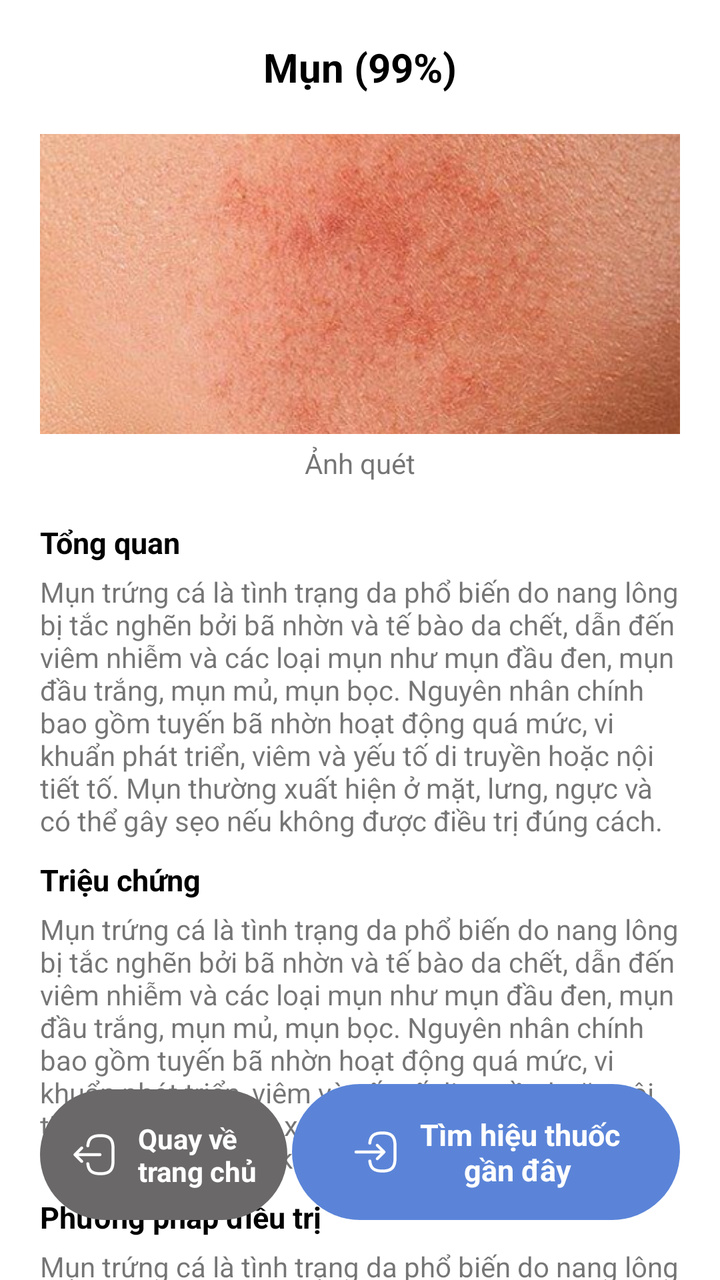
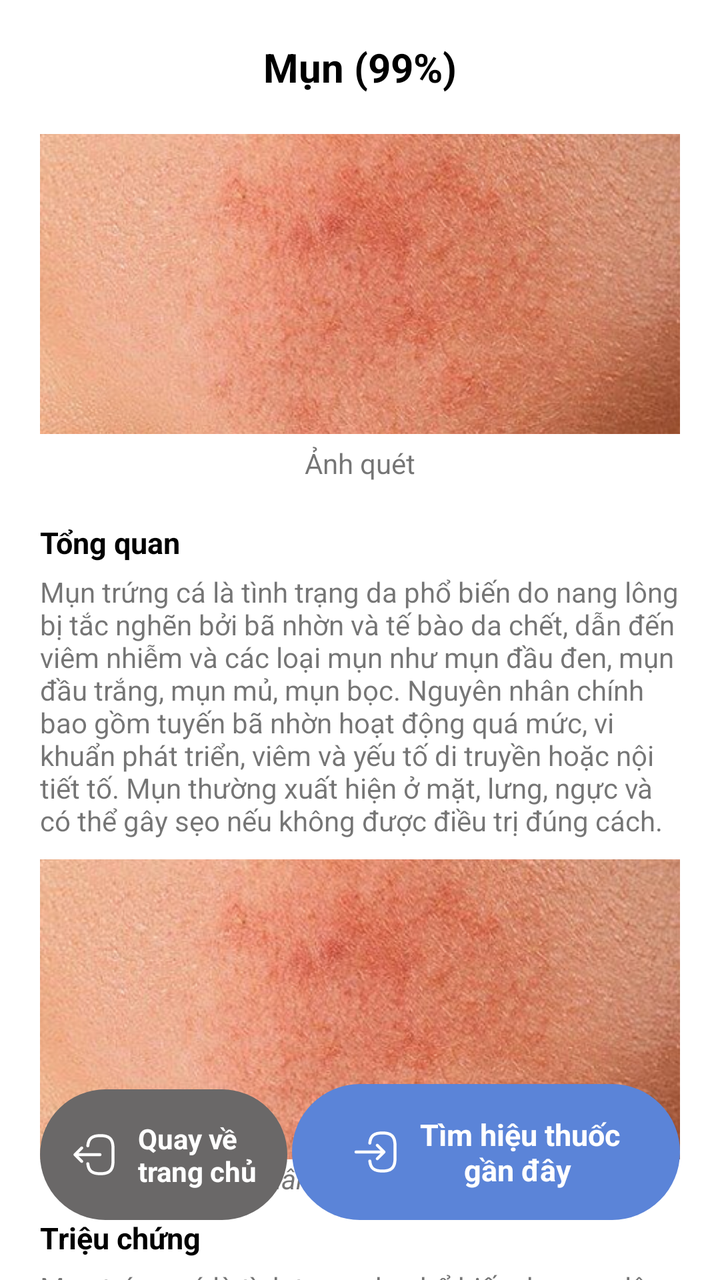

Before-and-after screenshots of an Android layout around one commit, followed by the original layout XML and the change that was made.
<!-- AndroidManifest.xml: application theme Theme.NoStatusBar -->
<!-- res/layout/scan_result_fragment.xml -->
<?xml version="1.0" encoding="utf-8"?>
<layout xmlns:android="http://schemas.android.com/apk/res/android"
    xmlns:app="http://schemas.android.com/apk/res-auto"
    xmlns:tools="http://schemas.android.com/tools">

    <androidx.constraintlayout.widget.ConstraintLayout
        android:layout_width="match_parent"
        android:layout_height="match_parent">

        <androidx.core.widget.NestedScrollView
            android:id="@+id/scroll_content"
            android:layout_width="0dp"
            android:layout_height="0dp"
            android:clipToPadding="false"
            android:fillViewport="true"
            android:paddingBottom="100dp"
            app:layout_constraintBottom_toBottomOf="parent"
            app:layout_constraintEnd_toEndOf="parent"
            app:layout_constraintStart_toStartOf="parent"
            app:layout_constraintTop_toTopOf="parent">

            <androidx.constraintlayout.widget.ConstraintLayout
                android:layout_width="match_parent"
                android:layout_height="match_parent"
                android:paddingBottom="200dp">

                <ImageView
                    android:id="@+id/ic_back"
                    android:layout_width="wrap_content"
                    android:layout_height="wrap_content"
                    android:layout_margin="20dp"
                    android:src="@drawable/ic_arrow_left"
                    android:visibility="gone"
                    app:layout_constraintStart_toStartOf="parent"
                    app:layout_constraintTop_toTopOf="parent"
                    tools:visibility="visible" />

                <TextView
                    android:id="@+id/tv_title"
                    android:layout_width="0dp"
                    android:layout_height="wrap_content"
                    android:layout_marginHorizontal="80dp"
                    android:layout_marginTop="20dp"
                    android:gravity="center_horizontal"
                    android:text="Mụn (99%)"
                    android:textColor="@color/black"
                    android:textSize="20sp"
                    android:textStyle="bold"
                    app:layout_constraintEnd_toEndOf="parent"
                    app:layout_constraintStart_toStartOf="parent"
                    app:layout_constraintTop_toTopOf="parent" />

                <LinearLayout
                    android:id="@+id/layout_image"
                    android:layout_width="match_parent"
                    android:layout_height="wrap_content"
                    android:layout_marginHorizontal="20dp"
                    android:layout_marginTop="20dp"
                    android:orientation="horizontal"
                    app:layout_constraintEnd_toEndOf="parent"
                    app:layout_constraintStart_toStartOf="parent"
                    app:layout_constraintTop_toBottomOf="@id/tv_title">

                    <LinearLayout
                        android:layout_width="match_parent"
                        android:layout_height="wrap_content"
                        android:gravity="center"
                        android:orientation="vertical">

                        <ImageView
                            android:id="@+id/imv1"
                            android:layout_width="match_parent"
                            android:layout_height="150dp"
                            android:scaleType="centerCrop"
                            android:src="@drawable/bg_take" />

                        <TextView
                            android:id="@+id/tv1"
                            android:layout_width="wrap_content"
                            android:layout_height="wrap_content"
                            android:layout_marginTop="5dp"
                            android:text="Ảnh quét" />
                    </LinearLayout>

                    <LinearLayout
                        android:layout_width="match_parent"
                        android:layout_height="wrap_content"
                        android:gravity="center"
                        android:orientation="vertical"
                        android:visibility="gone">

                        <ImageView
                            android:id="@+id/imv2"
                            android:layout_width="match_parent"
                            android:layout_height="150dp"
                            android:scaleType="centerCrop"
                            android:src="@drawable/bg_take" />

                        <TextView
                            android:id="@+id/tv2"
                            android:layout_width="wrap_content"
                            android:layout_height="wrap_content"
                            android:text="Ảnh bệnh" />
                    </LinearLayout>
                </LinearLayout>

                
                <TextView
                    android:id="@+id/tv_summary"
                    android:layout_width="wrap_content"
                    android:layout_height="wrap_content"
                    android:layout_marginStart="20dp"
                    android:layout_marginTop="20dp"
                    android:text="Tổng quan"
                    android:textColor="@color/black"
                    android:textSize="15sp"
                    android:textStyle="bold"
                    app:layout_constraintStart_toStartOf="parent"
                    app:layout_constraintTop_toBottomOf="@id/layout_image" />

                
                <TextView
                    android:id="@+id/tv_description"
                    android:layout_width="0dp"
                    android:layout_height="wrap_content"
                    android:layout_marginTop="5dp"
                    android:text="@string/tv_description"
                    app:layout_constraintEnd_toEndOf="@id/layout_image"
                    app:layout_constraintStart_toStartOf="@+id/tv_summary"
                    app:layout_constraintTop_toBottomOf="@id/tv_summary" />

                <TextView
                    android:id="@+id/tv_symptoms"
                    android:layout_width="wrap_content"
                    android:layout_height="wrap_content"
                    android:layout_marginTop="10dp"
                    android:text="Triệu chứng"
                    android:textColor="@color/black"
                    android:textSize="15sp"
                    android:textStyle="bold"
                    app:layout_constraintStart_toStartOf="@id/tv_description"
                    app:layout_constraintTop_toBottomOf="@id/tv_description" />

                <TextView
                    android:id="@+id/tv_symptoms_description"
                    android:layout_width="0dp"
                    android:layout_height="wrap_content"
                    android:layout_marginTop="5dp"
                    android:text="@string/tv_description"
                    app:layout_constraintEnd_toEndOf="@id/layout_image"
                    app:layout_constraintStart_toStartOf="@+id/tv_summary"
                    app:layout_constraintTop_toBottomOf="@id/tv_symptoms" />

                <TextView
                    android:id="@+id/tv_treatment"
                    android:layout_width="wrap_content"
                    android:layout_height="wrap_content"
                    android:layout_marginTop="10dp"
                    android:text="Phương pháp điều trị"
                    android:textColor="@color/black"
                    android:textSize="15sp"
                    android:textStyle="bold"
                    app:layout_constraintStart_toStartOf="@id/tv_symptoms_description"
                    app:layout_constraintTop_toBottomOf="@id/tv_symptoms_description" />

                <TextView
                    android:id="@+id/tv_treatment_description"
                    android:layout_width="0dp"
                    android:layout_height="wrap_content"
                    android:layout_marginTop="5dp"
                    android:text="@string/tv_description"
                    app:layout_constraintEnd_toEndOf="@id/layout_image"
                    app:layout_constraintStart_toStartOf="@+id/tv_treatment"
                    app:layout_constraintTop_toBottomOf="@id/tv_treatment" />

                <TextView
                    android:id="@+id/tv_medicine_suggest"
                    android:layout_width="0dp"
                    android:layout_height="wrap_content"
                    android:layout_marginTop="10dp"
                    android:text="Thuốc gợi ý"
                    android:textColor="@color/black"
                    android:textSize="15sp"
                    android:textStyle="bold"
                    app:layout_constraintEnd_toEndOf="@id/layout_image"
                    app:layout_constraintStart_toStartOf="@+id/tv_treatment"
                    app:layout_constraintTop_toBottomOf="@id/tv_treatment_description" />

                <androidx.recyclerview.widget.RecyclerView
                    android:id="@+id/rv_products"
                    android:layout_width="match_parent"
                    android:layout_height="wrap_content"
                    android:layout_marginTop="5dp"
                    android:clipToPadding="false"
                    android:orientation="horizontal"
                    android:paddingStart="12dp"
                    app:layoutManager="androidx.recyclerview.widget.LinearLayoutManager"
                    app:layout_constraintBottom_toBottomOf="parent"
                    app:layout_constraintEnd_toEndOf="parent"
                    app:layout_constraintStart_toStartOf="parent"
                    app:layout_constraintTop_toBottomOf="@id/tv_medicine_suggest"
                    tools:listitem="@layout/item_product" />

            </androidx.constraintlayout.widget.ConstraintLayout>
        </androidx.core.widget.NestedScrollView>

        <LinearLayout
            android:id="@+id/btn_map"
            android:layout_width="wrap_content"
            android:layout_height="wrap_content"
            android:layout_marginEnd="20dp"
            android:layout_marginBottom="30dp"
            android:background="@drawable/bg_btn_scan"
            android:gravity="center_vertical"
            android:paddingHorizontal="30dp"
            android:paddingVertical="15dp"
            app:layout_constraintBottom_toBottomOf="parent"
            app:layout_constraintEnd_toEndOf="parent">

            <ImageView
                android:layout_width="wrap_content"
                android:layout_height="wrap_content"
                android:src="@drawable/ic_go_to_location" />

            <TextView
                android:layout_width="wrap_content"
                android:layout_height="wrap_content"
                android:layout_marginStart="10dp"
                android:text="Tìm hiệu thuốc\n      gần đây"
                android:textColor="@color/white"
                android:textSize="15sp"
                android:textStyle="bold" />
        </LinearLayout>

        <LinearLayout
            android:id="@+id/btn_back"
            android:layout_width="wrap_content"
            android:layout_height="wrap_content"
            android:layout_marginStart="20dp"
            android:layout_marginBottom="30dp"
            android:background="@drawable/bg_disable"
            android:gravity="center_vertical"
            android:paddingHorizontal="15dp"
            android:paddingVertical="15dp"
            app:layout_constraintBottom_toBottomOf="parent"
            app:layout_constraintStart_toStartOf="parent">

            <ImageView
                android:layout_width="wrap_content"
                android:layout_height="wrap_content"
                android:src="@drawable/ic_go_home" />

            <TextView
                android:layout_width="wrap_content"
                android:layout_height="wrap_content"
                android:layout_marginStart="10dp"
                android:text="Quay về\ntrang chủ"
                android:textColor="@color/white"
                android:textStyle="bold" />
        </LinearLayout>

    </androidx.constraintlayout.widget.ConstraintLayout>
</layout>
<!-- res/layout/item_product.xml (included above) -->
<?xml version="1.0" encoding="utf-8"?>
<androidx.cardview.widget.CardView xmlns:android="http://schemas.android.com/apk/res/android"
    xmlns:app="http://schemas.android.com/apk/res-auto"
    android:layout_width="wrap_content"
    android:layout_height="wrap_content"
    android:layout_margin="8dp"
    app:cardCornerRadius="8dp">

    <androidx.constraintlayout.widget.ConstraintLayout
        android:layout_width="wrap_content"
        android:layout_height="wrap_content"
        android:padding="8dp">

        <ImageView
            android:id="@+id/img_product"
            android:layout_width="250dp"
            android:layout_height="140dp"
            android:background="@android:color/darker_gray"
            android:contentDescription="product"
            android:scaleType="centerCrop"
            app:layout_constraintStart_toStartOf="parent"
            app:layout_constraintTop_toTopOf="parent" />

        <TextView
            android:id="@+id/tv_product_name"
            android:layout_width="0dp"
            android:layout_height="wrap_content"
            android:layout_below="@id/img_product"
            android:layout_marginTop="8dp"
            android:layout_marginEnd="10dp"
            android:text="Product name"
            android:textColor="@color/gray_neutral_4"
            app:layout_constraintEnd_toStartOf="@+id/tv_price"
            app:layout_constraintStart_toStartOf="parent"
            app:layout_constraintTop_toBottomOf="@+id/img_product" />

        <TextView
            android:id="@+id/tv_price"
            android:layout_width="wrap_content"
            android:layout_height="wrap_content"
            android:text="0 đ"
            android:textColor="@color/gray_neutral_4"
            android:textStyle="bold"
            app:layout_constraintEnd_toEndOf="parent"
            app:layout_constraintTop_toTopOf="@+id/tv_product_name" />

    </androidx.constraintlayout.widget.ConstraintLayout>

</androidx.cardview.widget.CardView>
<!-- resources referenced by this layout -->
<resources>
  <color name="black">#FF000000</color>
  <color name="gray_neutral_4">#727272</color>
  <color name="white">#FFFFFFFF</color>
  <!-- drawable bg_btn_scan (drawable) -->
  <?xml version="1.0" encoding="utf-8"?>
  <shape xmlns:android="http://schemas.android.com/apk/res/android">
      <solid android:color="@color/primary" />
      <corners android:radius="50dp" />
  </shape>
  <!-- drawable bg_disable (drawable) -->
  <?xml version="1.0" encoding="utf-8"?>
  <shape xmlns:android="http://schemas.android.com/apk/res/android">
      <solid android:color="@color/gray_neutral_3" />
      <corners android:radius="50dp" />
  </shape>
  <!-- drawable ic_arrow_left (drawable) -->
  <vector xmlns:android="http://schemas.android.com/apk/res/android"
      android:width="50dp"
      android:height="50dp"
      android:viewportWidth="50"
      android:viewportHeight="50">
    <path
        android:pathData="M25,25m-25,0a25,25 0,1 1,50 0a25,25 0,1 1,-50 0"
        android:fillColor="#5B84D8"/>
    <path
        android:pathData="M22.57,32.82C22.38,32.82 22.19,32.75 22.04,32.6L15.97,26.53C15.68,26.24 15.68,25.76 15.97,25.47L22.04,19.4C22.33,19.11 22.81,19.11 23.1,19.4C23.39,19.69 23.39,20.17 23.1,20.46L17.56,26L23.1,31.54C23.39,31.83 23.39,32.31 23.1,32.6C22.96,32.75 22.76,32.82 22.57,32.82Z"
        android:fillColor="#ffffff"/>
    <path
        android:pathData="M33.5,26.75H16.67C16.26,26.75 15.92,26.41 15.92,26C15.92,25.59 16.26,25.25 16.67,25.25H33.5C33.91,25.25 34.25,25.59 34.25,26C34.25,26.41 33.91,26.75 33.5,26.75Z"
        android:fillColor="#ffffff"/>
  </vector>
  <!-- drawable ic_go_home (drawable) -->
  <vector xmlns:android="http://schemas.android.com/apk/res/android"
      android:width="24dp"
      android:height="24dp"
      android:viewportWidth="24"
      android:viewportHeight="24">
      <path
          android:fillColor="#ffffff"
          android:pathData="M15.24,22.27H15.11C10.67,22.27 8.53,20.52 8.16,16.6C8.12,16.19 8.42,15.82 8.84,15.78C9.24,15.74 9.62,16.05 9.66,16.46C9.95,19.6 11.43,20.77 15.12,20.77H15.25C19.32,20.77 20.76,19.33 20.76,15.26V8.74C20.76,4.67 19.32,3.23 15.25,3.23H15.12C11.41,3.23 9.93,4.42 9.66,7.62C9.61,8.03 9.26,8.34 8.84,8.3C8.42,8.27 8.12,7.9 8.15,7.49C8.49,3.51 10.64,1.73 15.11,1.73H15.24C20.15,1.73 22.25,3.83 22.25,8.74V15.26C22.25,20.17 20.15,22.27 15.24,22.27Z" />
      <path
          android:fillColor="#ffffff"
          android:pathData="M15,12.75H3.62C3.21,12.75 2.87,12.41 2.87,12C2.87,11.59 3.21,11.25 3.62,11.25H15C15.41,11.25 15.75,11.59 15.75,12C15.75,12.41 15.41,12.75 15,12.75Z" />
      <path
          android:fillColor="#ffffff"
          android:pathData="M5.85,16.1C5.66,16.1 5.47,16.03 5.32,15.88L1.97,12.53C1.68,12.24 1.68,11.76 1.97,11.47L5.32,8.12C5.61,7.83 6.09,7.83 6.38,8.12C6.67,8.41 6.67,8.89 6.38,9.18L3.56,12L6.38,14.82C6.67,15.11 6.67,15.59 6.38,15.88C6.24,16.03 6.04,16.1 5.85,16.1Z" />
  </vector>
  <string name="tv_description">Mụn trứng cá là tình trạng da phổ biến do nang lông bị tắc nghẽn bởi bã nhờn và tế bào da chết, dẫn đến viêm nhiễm và các loại mụn như mụn đầu đen, mụn đầu trắng, mụn mủ, mụn bọc. Nguyên nhân chính bao gồm tuyến bã nhờn hoạt động quá mức, vi khuẩn phát triển, viêm và yếu tố di truyền hoặc nội tiết tố. Mụn thường xuất hiện ở mặt, lưng, ngực và có thể gây sẹo nếu không được điều trị đúng cách. </string>
  <style name="Theme.NoStatusBar" parent="Theme.AppCompat.Light.NoActionBar">
          <item name="android:windowFullscreen">false</item>
          <item name="android:statusBarColor">@color/white</item>
          <item name="android:windowLightStatusBar">true</item> 
          <item name="android:windowBackground">@color/white</item>
      </style>
  <color name="primary">#5B84D8</color>
  <color name="gray_neutral_3">#6A6868</color>
  <!-- unchanged entries left out for length: 2 -->
</resources>

<!-- the commit's change to res/layout/scan_result_fragment.xml (unified diff, before → after) -->
@@ -32,14 +32,13 @@
                     android:src="@drawable/ic_arrow_left"
                     android:visibility="gone"
                     app:layout_constraintStart_toStartOf="parent"
-                    app:layout_constraintTop_toTopOf="parent"
-                    tools:visibility="visible" />
+                    app:layout_constraintTop_toTopOf="parent" />
 
                 <TextView
                     android:id="@+id/tv_title"
                     android:layout_width="0dp"
                     android:layout_height="wrap_content"
-                    android:layout_marginHorizontal="80dp"
+                    android:layout_marginHorizontal="20dp"
                     android:layout_marginTop="20dp"
                     android:gravity="center_horizontal"
                     android:text="Mụn (99%)"
@@ -81,27 +80,6 @@
                             android:layout_marginTop="5dp"
                             android:text="Ảnh quét" />
                     </LinearLayout>
-
-                    <LinearLayout
-                        android:layout_width="match_parent"
-                        android:layout_height="wrap_content"
-                        android:gravity="center"
-                        android:orientation="vertical"
-                        android:visibility="gone">
-
-                        <ImageView
-                            android:id="@+id/imv2"
-                            android:layout_width="match_parent"
-                            android:layout_height="150dp"
-                            android:scaleType="centerCrop"
-                            android:src="@drawable/bg_take" />
-
-                        <TextView
-                            android:id="@+id/tv2"
-                            android:layout_width="wrap_content"
-                            android:layout_height="wrap_content"
-                            android:text="Ảnh bệnh" />
-                    </LinearLayout>
                 </LinearLayout>
 
                 
@@ -129,6 +107,32 @@
                     app:layout_constraintStart_toStartOf="@+id/tv_summary"
                     app:layout_constraintTop_toBottomOf="@id/tv_summary" />
 
+                <LinearLayout
+                    android:id="@+id/layout_imv"
+                    android:layout_width="0dp"
+                    android:layout_height="wrap_content"
+                    android:layout_marginTop="10dp"
+                    android:gravity="center"
+                    android:orientation="vertical"
+                    app:layout_constraintEnd_toEndOf="@+id/tv_description"
+                    app:layout_constraintStart_toStartOf="@+id/tv_description"
+                    app:layout_constraintTop_toBottomOf="@+id/tv_description">
+
+                    <ImageView
+                        android:id="@+id/imv2"
+                        android:layout_width="match_parent"
+                        android:layout_height="150dp"
+                        android:scaleType="centerCrop"
+                        android:src="@drawable/bg_take" />
+
+                    <TextView
+                        android:id="@+id/tv2"
+                        android:layout_width="wrap_content"
+                        android:layout_height="wrap_content"
+                        android:text="Ảnh phân tích vùng bị bệnh"
+                        android:textStyle="italic" />
+                </LinearLayout>
+
                 <TextView
                     android:id="@+id/tv_symptoms"
                     android:layout_width="wrap_content"
@@ -139,7 +143,7 @@
                     android:textSize="15sp"
                     android:textStyle="bold"
                     app:layout_constraintStart_toStartOf="@id/tv_description"
-                    app:layout_constraintTop_toBottomOf="@id/tv_description" />
+                    app:layout_constraintTop_toBottomOf="@id/layout_imv" />
 
                 <TextView
                     android:id="@+id/tv_symptoms_description"
